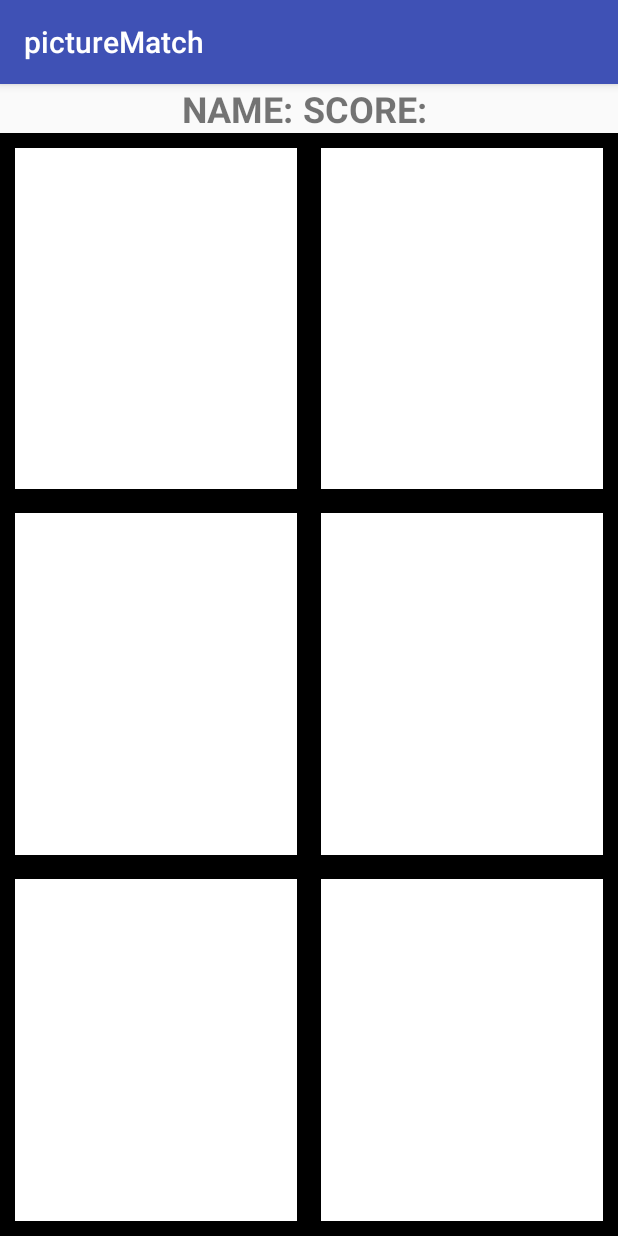
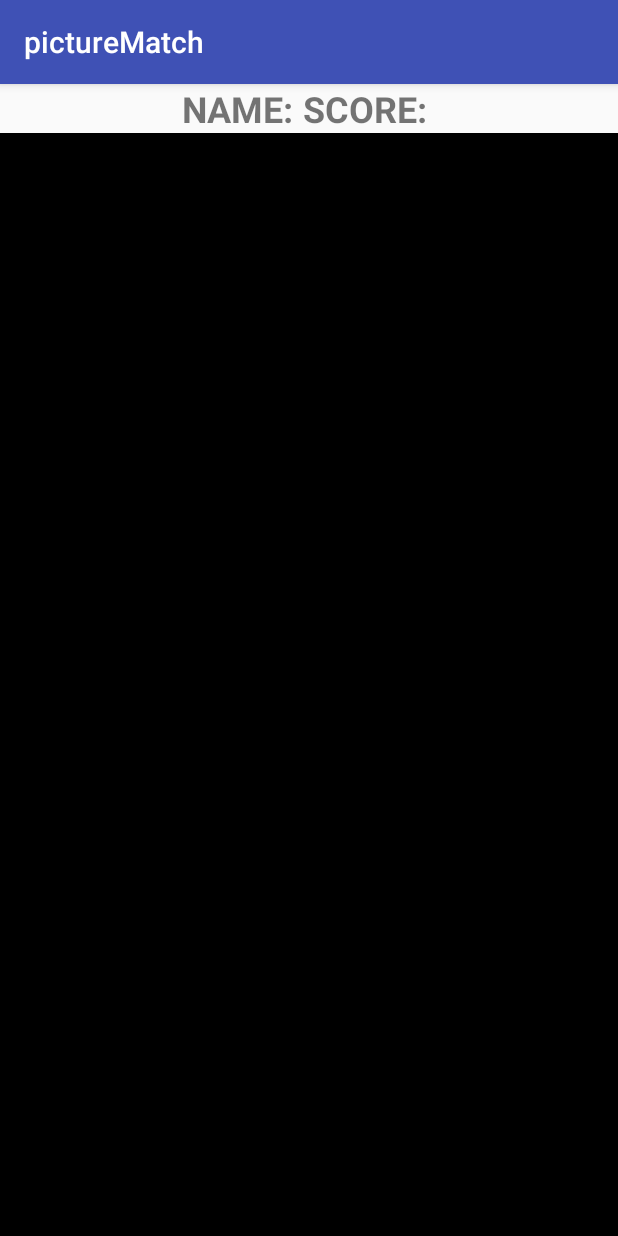
Before and after one commit to BCshirdavani/cs470_hw02_v2.1, an Android app: the game screen opened directly, with no data from a screen before it, on a phone screen of 412 x 824 dp. Run offline under Robolectric (Android 15) with nearby library versions, the phone set to English and light mode, and no system bars.

Commit message:
activity 2 initialization fixed
i had the initialization in the wrong spot for game.java . should have defined vars in the onCreate method...

```diff
--- a/app/src/main/java/com/example/shymacbook/picturematch/game.java
+++ b/app/src/main/java/com/example/shymacbook/picturematch/game.java
@@ -9,17 +9,30 @@ import android.util.Log;
 import android.view.View;
 import android.widget.ImageView;
 import android.widget.TextView;
-
+import android.widget.Toast;
 
 
 public class game extends AppCompatActivity {
 
     private TextView showName;
-    int clickCount;
-    ImageView card_1;
-    int card_1_ID;
-    ImageView card_2;
-    int card_2_ID;
+    private int clickCount;
+    private ImageView card_first;
+    private ImageView card_second;
+    private ImageView card_0;
+    private ImageView card_1;
+    private ImageView card_2;
+    private ImageView card_3;
+    private ImageView card_4;
+    private ImageView card_5;
+    private int card_0_ID;
+    private int card_1_ID;
+    private int card_2_ID;
+    private int card_3_ID;
+    private int card_4_ID;
+    private int card_5_ID;
+    private Integer[] flipArray = {0,0,0,0,0,0};
+    private String[] colorArray;
+    private ImageView[] cardArray;
 
 
     @Override
@@ -27,6 +40,32 @@ public class game extends AppCompatActivity {
         super.onCreate(savedInstanceState);
         setContentView(R.layout.activity_game);
         clickCount = 0;
+
+        card_0 = (ImageView)findViewById(R.id.card0);
+        card_1 = (ImageView)findViewById(R.id.card1);
+        card_2 = (ImageView)findViewById(R.id.card2);
+        card_3 = (ImageView)findViewById(R.id.card3);
+        card_4 = (ImageView)findViewById(R.id.card4);
+        card_5 = (ImageView)findViewById(R.id.card5);
+
+
+        ImageView[] cardArray = {card_0, card_1,  card_2, card_3, card_4, card_5};
+        String[] colorArray = {"red", "blue", "yellow", "red", "blue", "yellow"};
+        Integer[] flipArray = {0,0,0,0,0,0};
+
+        cardArray[0].setBackgroundResource(R.color.red);
+        cardArray[1].setBackgroundResource(R.color.blue);
+        cardArray[2].setBackgroundResource(R.color.yellow);
+        cardArray[3].setBackgroundResource(R.color.red);
+        cardArray[4].setBackgroundResource(R.color.blue);
+        cardArray[5].setBackgroundResource(R.color.yellow);
+
+        cardArray[0].setVisibility(View.INVISIBLE);
+        cardArray[1].setVisibility(View.INVISIBLE);
+        cardArray[2].setVisibility(View.INVISIBLE);
+        cardArray[3].setVisibility(View.INVISIBLE);
+        cardArray[4].setVisibility(View.INVISIBLE);
+        cardArray[5].setVisibility(View.INVISIBLE);
 
         showName = (TextView) findViewById(R.id.nameSpot);
         Intent intentThatStartedThisActivity = getIntent();
@@ -38,43 +77,37 @@ public class game extends AppCompatActivity {
 
     public void flip(View view) {
         clickCount++;
+        Log.d("card clicks", "card click counter: " + clickCount);
         if (clickCount == 1){
-            // assign card 1
-            card_1_ID = view.getId();
-            card_1 = (ImageView)findViewById(card_1_ID);
-            Log.d("card clicks", "card 1 assigned");
-            Log.d("card clicks", "card click counter: " + clickCount);
-            // flip image
-            card_1.setBackgroundResource(R.color.red);
+            card_first = (ImageView)findViewById(view.getId());
+            Log.d("card clicks", "card_first assigned");
+//            card_first.setImageAlpha(1);
+            card_first.setVisibility(View.VISIBLE);
         }
         if (clickCount == 2){
-            // do comparison here, now that 2 cards are selected
-            // assign card 2
-            card_2_ID = view.getId();
-            card_2 = (ImageView)findViewById(card_2_ID);
-            Log.d("card clicks", "card 2 assigned");
-            Log.d("card clicks", "card click counter: " + clickCount);
-            // flip image
+            card_second = (ImageView)findViewById(view.getId());
+            Log.d("card clicks", "card_second assigned");
+//            card_first.setImageAlpha(1);
+            card_first.setVisibility(View.VISIBLE);
+            if (card_first.getBackground().equals(card_second.getBackground())){
+                clickCount = 0;
+                Log.d("card clicks reset", "card click counter: " + clickCount);
+                Toast.makeText(this, "MATCH!", Toast.LENGTH_SHORT).show();
+            }
+            else if ( !(card_first.getBackground().equals(card_second.getBackground())) ){
+                Toast.makeText(this, "wrong...", Toast.LENGTH_SHORT).show();
+                clickCount = 0;
+                Log.d("card clicks reset", "card click counter: " + clickCount);
+//                card_first.setImageAlpha(0);
+//                card_second.setImageAlpha(0);
+                card_first.setVisibility(View.INVISIBLE);
+                card_second.setVisibility(View.INVISIBLE);
 
-            // compare stuff
-
-            // if they match, reward! and reset the clicks to 0
-
-        }
-        if (clickCount == 3){
-            Log.d("card clicks", "card click counter: " + clickCount);
-            // not a match, reset the cards and counter
-
-
-
-            clickCount = 0;
-            Log.d("card clicks", "card click counter reset to " + clickCount);
+            }
         }
     }
 
 
 
 
-
-
 }
--- a/app/src/main/res/layout/activity_game.xml
+++ b/app/src/main/res/layout/activity_game.xml
@@ -58,7 +58,7 @@
             android:rowCount="3">
 
             <ImageView
-                android:id="@+id/r1c1"
+                android:id="@+id/card0"
                 android:layout_margin="8dp"
                 android:background="@color/white"
                 android:padding="8dp"
@@ -66,9 +66,10 @@
                 android:visibility="visible"
                 android:layout_rowWeight="1"
                 android:layout_columnWeight="1"
-                android:onClick="flip"/>
+                android:onClick="flip"
+                />
             <ImageView
-                android:id="@+id/r1c2"
+                android:id="@+id/card1"
                 android:layout_margin="8dp"
                 android:background="@color/white"
                 android:padding="8dp"
@@ -76,9 +77,10 @@
                 android:visibility="visible"
                 android:layout_rowWeight="1"
                 android:layout_columnWeight="1"
-                android:onClick="flip"/>
+                android:onClick="flip"
+                />
             <ImageView
-                android:id="@+id/r2c1"
+                android:id="@+id/card2"
                 android:layout_margin="8dp"
                 android:background="@color/white"
                 android:padding="8dp"
@@ -86,9 +88,10 @@
                 android:visibility="visible"
                 android:layout_rowWeight="1"
                 android:layout_columnWeight="1"
-                android:onClick="flip"/>
+                android:onClick="flip"
+                />
             <ImageView
-                android:id="@+id/r2c2"
+                android:id="@+id/card3"
                 android:layout_margin="8dp"
                 android:background="@color/white"
                 android:padding="8dp"
@@ -96,9 +99,10 @@
                 android:visibility="visible"
                 android:layout_rowWeight="1"
                 android:layout_columnWeight="1"
-                android:onClick="flip"/>
+                android:onClick="flip"
+                />
             <ImageView
-                android:id="@+id/r3c1"
+                android:id="@+id/card4"
                 android:layout_margin="8dp"
                 android:background="@color/white"
                 android:padding="8dp"
@@ -106,9 +110,10 @@
                 android:visibility="visible"
                 android:layout_rowWeight="1"
                 android:layout_columnWeight="1"
-                android:onClick="flip"/>
+                android:onClick="flip"
+                />
             <ImageView
-                android:id="@+id/r3c2"
+                android:id="@+id/card5"
                 android:layout_margin="8dp"
                 android:background="@color/white"
                 android:padding="8dp"
@@ -116,7 +121,8 @@
                 android:visibility="visible"
                 android:layout_rowWeight="1"
                 android:layout_columnWeight="1"
-                android:onClick="flip"/>
+                android:onClick="flip"
+                />
 
         </GridLayout>
 
```
